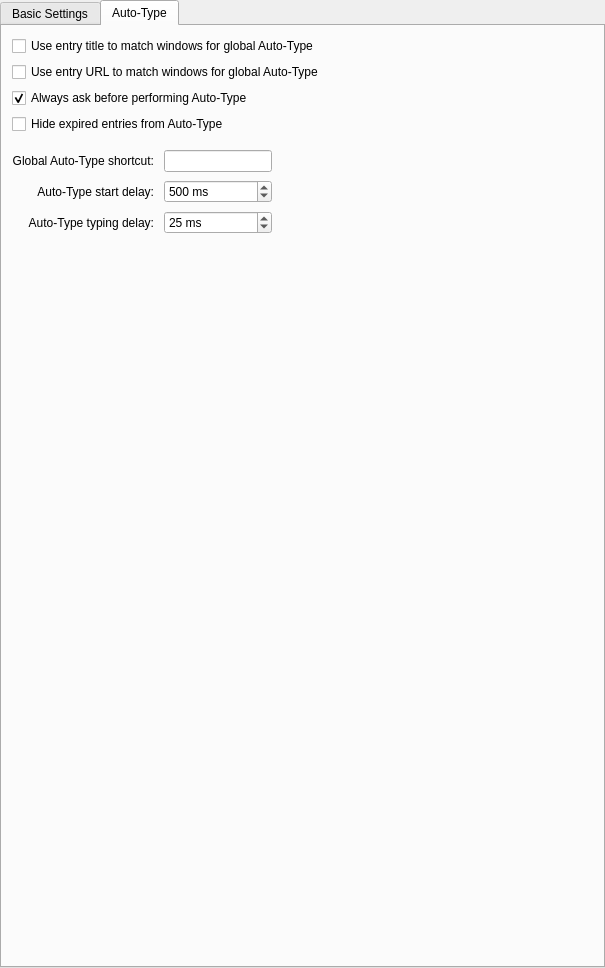
First picture: the form in src/gui/ApplicationSettingsWidgetGeneral.ui, repository keepassxreboot/keepassxc, before the edit.
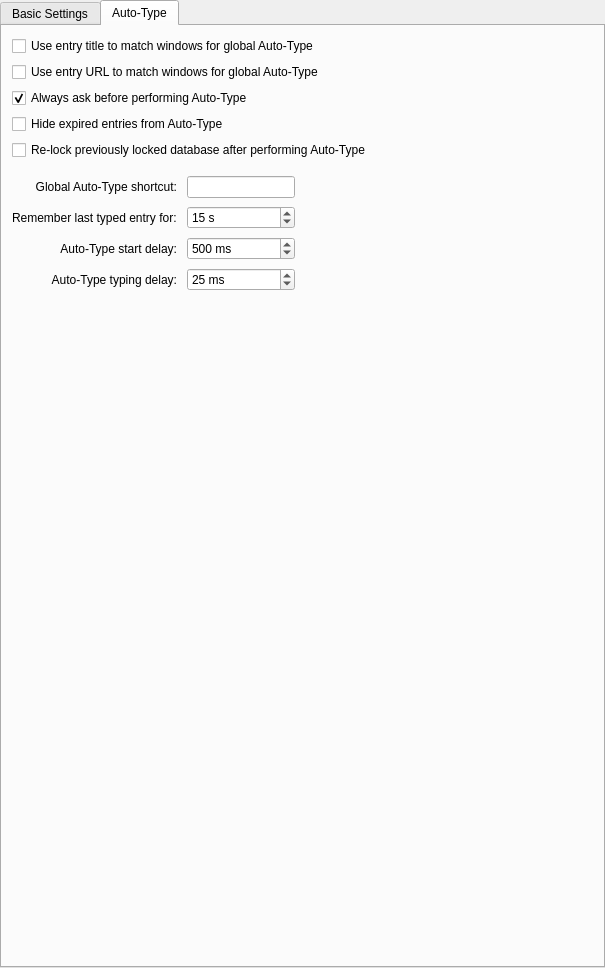
Second picture: the form after the edit. The open tabs and pages were chosen to show the change. Custom widgets are drawn as their Qt base class.

Commit message:
Auto-Type: Allow retyping with automatic relock
If relock after performing Auto-Type is enabled it will wait until
specified timeout before doing so.

Retype time is now configurable and is decreased from the old
hardcoded 30 seconds down to 15 seconds to keep the default a bit
more secure while still allowing the user to set it higher for
their liking.

To restore old behavior the user can set retype time to 0 which
will make the database relock instantly.

Auto-Type relock setting relocated to Auto-Type tab to group it
better with the other Auto-Type settings.

```diff
--- a/src/gui/ApplicationSettingsWidgetGeneral.ui
+++ b/src/gui/ApplicationSettingsWidgetGeneral.ui
@@ -266,12 +266,15 @@
                   <property name="accessibleName">
                    <string>On database unlock, show entries that </string>
                   </property>
+                  <property name="specialValueText">
+                   <string>are expired</string>
+                  </property>
+                  <property name="suffix">
+                   <string> days</string>
+                  </property>
                   <property name="prefix">
                    <string>will expire within </string>
                   </property>
-                  <property name="suffix">
-                   <string> days</string>
-                  </property>
                   <property name="minimum">
                    <number>0</number>
                   </property>
@@ -281,9 +284,6 @@
                   <property name="value">
                    <number>0</number>
                   </property>
-                  <property name="specialValueText">
-                   <string>are expired</string>
-                  </property>
                  </widget>
                 </item>
                 <item row="0" column="2">
@@ -1020,6 +1020,13 @@
          </property>
         </widget>
        </item>
+       <item>
+        <widget class="QCheckBox" name="autoTypeRelockDatabaseCheckBox">
+         <property name="text">
+          <string>Re-lock previously locked database after performing Auto-Type</string>
+         </property>
+        </widget>
+       </item>
        <item>
         <spacer name="verticalSpacer_4">
          <property name="orientation">
@@ -1045,57 +1052,32 @@
           <number>8</number>
          </property>
          <item row="2" column="0">
-          <widget class="QLabel" name="autoTypeDelayLabel">
+          <widget class="QLabel" name="autoTypeStartDelayLabel">
            <property name="text">
-            <string>Auto-Type typing delay:</string>
+            <string>Auto-Type start delay:</string>
            </property>
            <property name="alignment">
             <set>Qt::AlignRight|Qt::AlignTrailing|Qt::AlignVCenter</set>
            </property>
            <property name="buddy">
-            <cstring>autoTypeDelaySpinBox</cstring>
+            <cstring>autoTypeStartDelaySpinBox</cstring>
            </property>
           </widget>
          </item>
-         <item row="0" column="1">
-          <widget class="ShortcutWidget" name="autoTypeShortcutWidget">
-           <property name="sizePolicy">
-            <sizepolicy hsizetype="Preferred" vsizetype="Fixed">
-             <horstretch>0</horstretch>
-             <verstretch>0</verstretch>
-            </sizepolicy>
+         <item row="0" column="0">
+          <widget class="QLabel" name="autoTypeShortcutLabel">
+           <property name="text">
+            <string>Global Auto-Type shortcut:</string>
            </property>
-           <property name="accessibleName">
-            <string>Global auto-type shortcut</string>
+           <property name="alignment">
+            <set>Qt::AlignRight|Qt::AlignTrailing|Qt::AlignVCenter</set>
+           </property>
+           <property name="buddy">
+            <cstring>autoTypeShortcutWidget</cstring>
            </property>
           </widget>
          </item>
          <item row="2" column="1">
-          <widget class="QSpinBox" name="autoTypeDelaySpinBox">
-           <property name="sizePolicy">
-            <sizepolicy hsizetype="Preferred" vsizetype="Fixed">
-             <horstretch>0</horstretch>
-             <verstretch>0</verstretch>
-            </sizepolicy>
-           </property>
-           <property name="accessibleName">
-            <string>Auto-type character typing delay milliseconds</string>
-           </property>
-           <property name="suffix">
-            <string comment="Milliseconds"> ms</string>
-           </property>
-           <property name="prefix">
-            <string/>
-           </property>
-           <property name="maximum">
-            <number>1000</number>
-           </property>
-           <property name="value">
-            <number>25</number>
-           </property>
-          </widget>
-         </item>
-         <item row="1" column="1">
           <widget class="QSpinBox" name="autoTypeStartDelaySpinBox">
            <property name="sizePolicy">
             <sizepolicy hsizetype="Preferred" vsizetype="Fixed">
@@ -1126,29 +1108,16 @@
            </property>
           </widget>
          </item>
-         <item row="0" column="0">
-          <widget class="QLabel" name="autoTypeShortcutLabel">
+         <item row="3" column="0">
+          <widget class="QLabel" name="autoTypeDelayLabel">
            <property name="text">
-            <string>Global Auto-Type shortcut:</string>
+            <string>Auto-Type typing delay:</string>
            </property>
            <property name="alignment">
             <set>Qt::AlignRight|Qt::AlignTrailing|Qt::AlignVCenter</set>
            </property>
            <property name="buddy">
-            <cstring>autoTypeShortcutWidget</cstring>
-           </property>
-          </widget>
-         </item>
-         <item row="1" column="0">
-          <widget class="QLabel" name="autoTypeStartDelayLabel">
-           <property name="text">
-            <string>Auto-Type start delay:</string>
-           </property>
-           <property name="alignment">
-            <set>Qt::AlignRight|Qt::AlignTrailing|Qt::AlignVCenter</set>
-           </property>
-           <property name="buddy">
-            <cstring>autoTypeStartDelaySpinBox</cstring>
+            <cstring>autoTypeDelaySpinBox</cstring>
            </property>
           </widget>
          </item>
@@ -1165,6 +1134,67 @@
            </property>
           </spacer>
          </item>
+         <item row="0" column="1">
+          <widget class="ShortcutWidget" name="autoTypeShortcutWidget">
+           <property name="sizePolicy">
+            <sizepolicy hsizetype="Preferred" vsizetype="Fixed">
+             <horstretch>0</horstretch>
+             <verstretch>0</verstretch>
+            </sizepolicy>
+           </property>
+           <property name="accessibleName">
+            <string>Global auto-type shortcut</string>
+           </property>
+          </widget>
+         </item>
+         <item row="3" column="1">
+          <widget class="QSpinBox" name="autoTypeDelaySpinBox">
+           <property name="sizePolicy">
+            <sizepolicy hsizetype="Preferred" vsizetype="Fixed">
+             <horstretch>0</horstretch>
+             <verstretch>0</verstretch>
+            </sizepolicy>
+           </property>
+           <property name="accessibleName">
+            <string>Auto-type character typing delay milliseconds</string>
+           </property>
+           <property name="suffix">
+            <string comment="Milliseconds"> ms</string>
+           </property>
+           <property name="prefix">
+            <string/>
+           </property>
+           <property name="maximum">
+            <number>1000</number>
+           </property>
+           <property name="value">
+            <number>25</number>
+           </property>
+          </widget>
+         </item>
+         <item row="1" column="0">
+          <widget class="QLabel" name="autoTypeRetypeLabel">
+           <property name="text">
+            <string>Remember last typed entry for:</string>
+           </property>
+          </widget>
+         </item>
+         <item row="1" column="1">
+          <widget class="QSpinBox" name="autoTypeRetypeTimeSpinBox">
+           <property name="suffix">
+            <string> s</string>
+           </property>
+           <property name="minimum">
+            <number>0</number>
+           </property>
+           <property name="maximum">
+            <number>60</number>
+           </property>
+           <property name="value">
+            <number>15</number>
+           </property>
+          </widget>
+         </item>
         </layout>
        </item>
        <item>
```
The commit also changes 8 other files.
